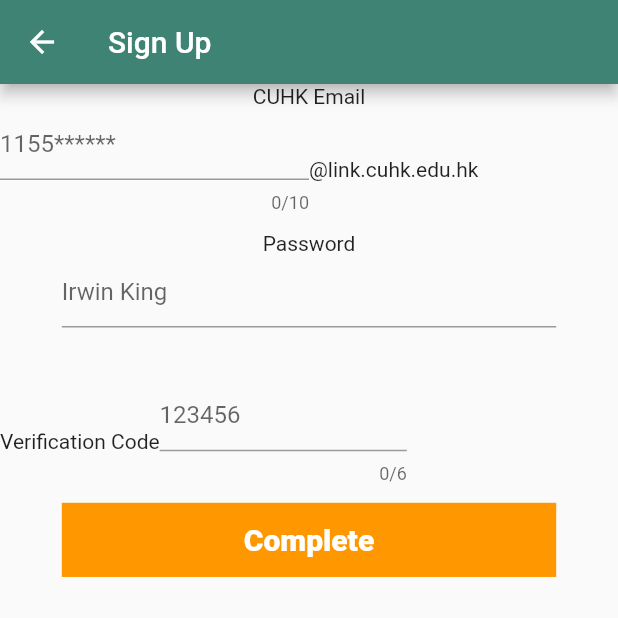
After one commit to LI-Jialu/CUHK_Treasure_Hunt, a Flutter app: the screen it shows after launch, after a tap on "Sign Up", on a phone screen of 412 x 824 dp, the top half of it. The commit adds this screen. Run offline on Flutter 3.47's test engine with Material 2 defaults, Android fonts, the phone set to English and light mode, and no system bars; our stand-ins replace flutter_spinkit; network calls fail.

Commit message:
implement signup screen, complete loading indicator, finish connecting the favorites

```diff
--- a/lib/screens/login_screen.dart
+++ b/lib/screens/login_screen.dart
@@ -5,17 +5,23 @@ import 'package:cuhk_treasure_hunt/classes/User.dart';
 import 'package:cuhk_treasure_hunt/classes/UserVerification.dart';
 import 'package:cuhk_treasure_hunt/database/Database.dart';
 import 'package:cuhk_treasure_hunt/screens/home_screen.dart';
+import 'package:cuhk_treasure_hunt/screens/signup_screen.dart';
 import 'package:flutter/material.dart';
 import 'package:cuhk_treasure_hunt/utilities/constants.dart';
 import 'package:cuhk_treasure_hunt/utilities/size_config.dart';
 import 'package:cuhk_treasure_hunt/classes/UserProfile.dart';
+import 'package:cuhk_treasure_hunt/screens/loading_screen.dart';
+import 'package:cuhk_treasure_hunt/screens/signup_screen.dart';
 
 import 'package:http/http.dart' as http;
 
-String username;
-String password;
+
 
 class LoginScreen extends StatelessWidget {
+  String username;
+  String password;
+  @override
+  LoginScreen({this.username, this.password});
 
   @override
   static String id = '/LoginScreen';
@@ -49,7 +55,8 @@ class LoginScreen extends StatelessWidget {
               Container(
                 height: SizeConfig.safeBlockVertical*10,
                 width: SizeConfig.safeBlockHorizontal*80,
-                child: TextField(
+                child: TextFormField(
+                  initialValue: username,
                   keyboardType: TextInputType.text,
                   textInputAction: TextInputAction.done,
                   maxLines: 1,
@@ -69,7 +76,8 @@ class LoginScreen extends StatelessWidget {
               Container(
                 height: SizeConfig.safeBlockVertical*10,
                 width: SizeConfig.safeBlockHorizontal*80,
-                child: TextField(
+                child: TextFormField(
+                  initialValue: password,
                   keyboardType: TextInputType.text,
                   textInputAction: TextInputAction.done,
                   maxLines: 1,
@@ -83,16 +91,51 @@ class LoginScreen extends StatelessWidget {
                 ),
               ),
               SizedBox(
-                height: SizeConfig.safeBlockVertical*20,
+                height: SizeConfig.safeBlockVertical*10,
+              ),
+              Container(
+                color: Colors.orange,
+                width: SizeConfig.safeBlockHorizontal*80,
+                height: SizeConfig.safeBlockVertical*6,
+                child: FlatButton(
+                  onPressed: ()  {
+                    Navigator.push(
+                      context,
+                      MaterialPageRoute(builder: (context) => SignupScreen()),
+                    );
+                  },
+                  child: Center(
+                      child: Text('Sign Up', style: klogin_button_text,)),
+                ),
+              ),
+              SizedBox(
+                height: SizeConfig.safeBlockVertical*4,
               ),
               Container(
                 color: klogin_button_color,
                 width: SizeConfig.safeBlockHorizontal*80,
                 height: SizeConfig.safeBlockVertical*6,
                 child: FlatButton(
-                  onPressed: () async {
+                  onPressed: ()  {
                     //Database.test();
-                    User.login('0000000001', 'admin2');
+//                    User.login('0000000001', 'admin2');
+//                    try
+//                    {
+//                      var item_list_data = await Database.get("/data/favourites.php","");
+//                      // TODO: will be implemented as the recommended items later
+//                      if (item_list_data!=null)
+//                      {
+//                        print("the item_list body is not null");
+//                        var item_list = json.decode(item_list_data.body);
+//                      }
+//                      else
+//                      {
+//                        print("the item_body is null");
+//                      }
+//                    }
+//                    catch(e){
+//                      print("fail to acquire the item_list list");
+//                    }
 
                     /*Timer(Duration(seconds: 2),(){
                       User.logout();
@@ -117,7 +160,8 @@ class LoginScreen extends StatelessWidget {
 
                     Navigator.push(
                       context,
-                      MaterialPageRoute(builder: (context) => HomeScreen()),
+                      MaterialPageRoute(builder: (context) => LoadingScreen(
+                        username: username,password: password,)),
                     );
                   },
                   child: Center(
--- /dev/null
+++ b/lib/screens/signup_screen.dart
@@ -0,0 +1,141 @@
+import 'package:cuhk_treasure_hunt/screens/loading_screen.dart';
+import 'package:cuhk_treasure_hunt/screens/login_screen.dart';
+import 'package:cuhk_treasure_hunt/utilities/size_config.dart';
+import 'package:flutter/material.dart';
+import 'package:cuhk_treasure_hunt/utilities/constants.dart';
+import 'package:cuhk_treasure_hunt/screens/home_screen.dart';
+import 'package:cuhk_treasure_hunt/database/Database.dart';
+
+
+
+class SignupScreen extends StatefulWidget {
+  @override
+  _SignupScreenState createState() => _SignupScreenState();
+}
+
+class _SignupScreenState extends State<SignupScreen> {
+  String student_id;
+  String password;
+  String veri_code; //6-digit numbers from the email
+  bool sign_up_success = true;
+
+  @override
+  Widget build(BuildContext context) {
+    return Scaffold(
+      resizeToAvoidBottomPadding: false,  //to avoid the bottom pixel overflow
+      appBar: AppBar(
+        title: Text("Sign Up"),
+      ),
+      body: SafeArea(
+          child: Container(
+            child: Column(
+              children: <Widget>[
+//                Container(
+//                  height: 300,
+//                  width: 300,
+//                  color: Colors.orange,
+//                ),
+                Container(
+                  child: Text("CUHK Email"),
+                ),
+                Row(
+                  children: <Widget>[
+                    Container(
+                      height: SizeConfig.safeBlockVertical*10,
+                      width: SizeConfig.safeBlockHorizontal*50,
+                      child: TextField(
+                        keyboardType: TextInputType.number,
+                        textInputAction: TextInputAction.done,
+                        maxLines: 1,
+                        maxLength: 10,
+                        decoration: InputDecoration(
+                            hintText: '1155******'
+                        ),
+                        onChanged: (value){
+                          student_id = value;
+                          print(student_id);
+                        },
+                      ),
+                    ),
+                    Container(
+                      child: Text("@link.cuhk.edu.hk"),
+                    ),
+                  ],
+                ),
+                Container(child:
+                Text("Password")
+                  ,),
+                Container(
+                  height: SizeConfig.safeBlockVertical*10,
+                  width: SizeConfig.safeBlockHorizontal*80,
+                  child: TextField(
+                    keyboardType: TextInputType.text,
+                    textInputAction: TextInputAction.done,
+                    maxLines: 1,
+                    decoration: InputDecoration(
+                        hintText: 'Irwin King'
+                    ),
+                    onChanged: (value){
+                      password = value;
+                      print(password);
+                    },
+                  ),
+                ),
+                Row(
+                  children: <Widget>[
+                    Container(
+                      child: Text("Verification Code"),
+                    ),
+                    Container(
+                      height: SizeConfig.safeBlockVertical*10,
+                      width: SizeConfig.safeBlockHorizontal*40,
+                      child: TextField(
+                        keyboardType: TextInputType.number,
+                        textInputAction: TextInputAction.done,
+                        maxLines: 1,
+                        maxLength: 6,
+                        decoration: InputDecoration(
+                            hintText: '123456'
+                        ),
+                        onChanged: (value){
+                          student_id = value;
+                          print(student_id);
+                        },
+                      ),
+                    ),
+                  ],
+                ),
+                Container(
+                  color: Colors.orange,
+                  width: SizeConfig.safeBlockHorizontal*80,
+                  height: SizeConfig.safeBlockVertical*6,
+                  child: FlatButton(
+                    onPressed: ()  {
+                      //TODO: verify the sign up information
+                      if (sign_up_success){
+                        String email_address = "$student_id+@link.cuhk.edu.hk";
+                        Navigator.push(
+                          context,
+                          MaterialPageRoute(builder: (context) => LoginScreen(
+                              username: email_address,
+                              password:password),),
+                        );
+                      }
+                      else
+                        {
+
+                        }
+
+                    },
+                    child: Center(
+                        child: Text('Complete', style: klogin_button_text,)),
+                  ),
+                ),
+              ],
+            ),
+
+          ),
+        ),
+    );
+  }
+}
--- a/lib/widgets/homescreen_profile.dart
+++ b/lib/widgets/homescreen_profile.dart
@@ -121,13 +121,14 @@ class _HomescreenProfileScreenState extends State<HomescreenProfile> {
                           child: Icon(Icons.favorite_border)),
                       GestureDetector(
                         onTap: () async{
-                          List<Map<String, String>> favorite_list;
+                          var favorite_list;
                           try{
                             Response favorites = await get_favotite();
                             if (favorites.body!=null)
                               {
                                 print("the body is not null");
                                 favorite_list = json.decode(favorites.body);
+                                print(json.decode(favorites.body),);
                                 print("decode complete");
                               }
                             else
--- a/pubspec.yaml
+++ b/pubspec.yaml
@@ -24,6 +24,7 @@ dependencies:
   # Use with the CupertinoIcons class for iOS style icons.
   cupertino_icons: ^0.1.2
   http: ^0.12.0
+  flutter_spinkit: ^4.1.2+1
 
 dev_dependencies:
   flutter_test:
```
Also changed, not shown: lib/screens/favorite_screen.dart (+11 -2 lines), lib/screens/loading_screen.dart (added, +56 -0 lines), lib/widgets/homescreen_explore.dart (+25 -25 lines), lib/widgets/long_item_card.dart (+7 -2 lines), pubspec.lock.
